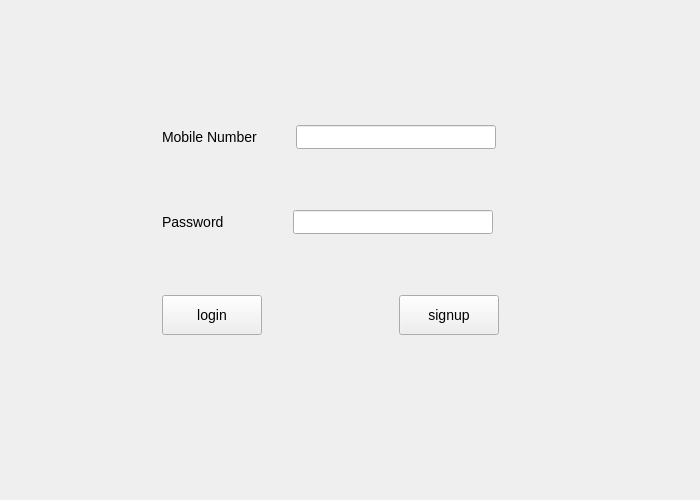
Old version of the form Chat-Application/login.ui in the repository verina101/Chat-Application.
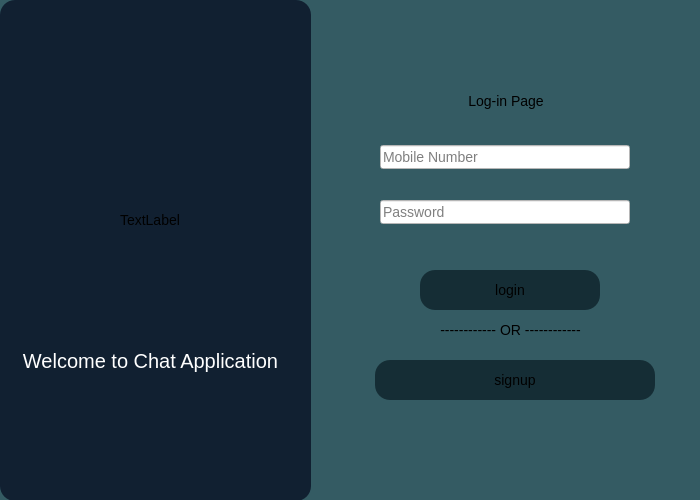
New version of the form.

Patch:
```diff
--- a/Chat-Application/login.ui
+++ b/Chat-Application/login.ui
@@ -31,67 +31,158 @@
     <number>0</number>
    </property>
    <widget class="QWidget" name="LoginPage">
-    <widget class="QWidget" name="layoutWidget">
+    <property name="styleSheet">
+     <string notr="true">background:rgb(52, 91, 99);
+</string>
+    </property>
+    <widget class="QFrame" name="frame">
      <property name="geometry">
       <rect>
-       <x>160</x>
-       <y>70</y>
-       <width>341</width>
-       <height>321</height>
+       <x>0</x>
+       <y>0</y>
+       <width>311</width>
+       <height>501</height>
+      </rect>
+     </property>
+     <property name="styleSheet">
+      <string notr="true">background:rgb(17, 32, 49);
+border-radius:15px;</string>
+     </property>
+     <property name="frameShape">
+      <enum>QFrame::StyledPanel</enum>
+     </property>
+     <property name="frameShadow">
+      <enum>QFrame::Raised</enum>
+     </property>
+     <widget class="QLabel" name="label_8">
+      <property name="geometry">
+       <rect>
+        <x>10</x>
+        <y>330</y>
+        <width>281</width>
+        <height>61</height>
+       </rect>
+      </property>
+      <property name="styleSheet">
+       <string notr="true">font :20px;
+color:white;</string>
+      </property>
+      <property name="text">
+       <string>Welcome to Chat Application</string>
+      </property>
+      <property name="alignment">
+       <set>Qt::AlignCenter</set>
+      </property>
+     </widget>
+     <widget class="QLabel" name="label_icon">
+      <property name="geometry">
+       <rect>
+        <x>80</x>
+        <y>150</y>
+        <width>140</width>
+        <height>140</height>
+       </rect>
+      </property>
+      <property name="text">
+       <string>TextLabel</string>
+      </property>
+      <property name="alignment">
+       <set>Qt::AlignCenter</set>
+      </property>
+     </widget>
+    </widget>
+    <widget class="QPushButton" name="pushButton_signup">
+     <property name="geometry">
+      <rect>
+       <x>375</x>
+       <y>360</y>
+       <width>280</width>
+       <height>40</height>
+      </rect>
+     </property>
+     <property name="minimumSize">
+      <size>
+       <width>100</width>
+       <height>40</height>
+      </size>
+     </property>
+     <property name="styleSheet">
+      <string notr="true">background:rgb(21, 45, 53);
+border-radius:15px;</string>
+     </property>
+     <property name="text">
+      <string>signup</string>
+     </property>
+    </widget>
+    <widget class="QLabel" name="label_9">
+     <property name="geometry">
+      <rect>
+       <x>400</x>
+       <y>320</y>
+       <width>221</width>
+       <height>20</height>
+      </rect>
+     </property>
+     <property name="text">
+      <string>------------ OR ------------</string>
+     </property>
+     <property name="alignment">
+      <set>Qt::AlignCenter</set>
+     </property>
+    </widget>
+    <widget class="QPushButton" name="pushButton_login">
+     <property name="geometry">
+      <rect>
+       <x>420</x>
+       <y>270</y>
+       <width>180</width>
+       <height>40</height>
+      </rect>
+     </property>
+     <property name="minimumSize">
+      <size>
+       <width>100</width>
+       <height>40</height>
+      </size>
+     </property>
+     <property name="maximumSize">
+      <size>
+       <width>180</width>
+       <height>16777215</height>
+      </size>
+     </property>
+     <property name="styleSheet">
+      <string notr="true">border-radius:15px;
+background:rgb(21, 45, 53);
+color:black;</string>
+     </property>
+     <property name="text">
+      <string>login</string>
+     </property>
+    </widget>
+    <widget class="QWidget" name="">
+     <property name="geometry">
+      <rect>
+       <x>380</x>
+       <y>120</y>
+       <width>251</width>
+       <height>131</height>
       </rect>
      </property>
      <layout class="QVBoxLayout" name="verticalLayout">
-      <property name="leftMargin">
-       <number>2</number>
-      </property>
-      <property name="rightMargin">
-       <number>2</number>
-      </property>
-      <item>
-       <layout class="QHBoxLayout" name="horizontalLayout">
-        <property name="rightMargin">
-         <number>3</number>
-        </property>
-        <item>
-         <widget class="QLabel" name="label_mobileNumber">
-          <property name="minimumSize">
-           <size>
-            <width>110</width>
-            <height>0</height>
-           </size>
-          </property>
-          <property name="text">
-           <string>Mobile Number</string>
-          </property>
-         </widget>
-        </item>
         <item>
          <widget class="QLineEdit" name="lineEdit_mobileno">
           <property name="maximumSize">
            <size>
-            <width>200</width>
+          <width>250</width>
             <height>16777215</height>
            </size>
           </property>
-         </widget>
-        </item>
-       </layout>
-      </item>
-      <item>
-       <layout class="QHBoxLayout" name="horizontalLayout_2">
-        <property name="rightMargin">
-         <number>6</number>
+        <property name="styleSheet">
+         <string notr="true">background:white;</string>
         </property>
-        <item>
-         <widget class="QLabel" name="label_password">
-          <property name="minimumSize">
-           <size>
-            <width>110</width>
-            <height>0</height>
-           </size>
-          </property>
-          <property name="text">
-           <string>Password</string>
+        <property name="placeholderText">
+         <string>Mobile Number</string>
           </property>
          </widget>
         </item>
@@ -99,32 +190,33 @@
          <widget class="QLineEdit" name="lineEdit_password">
           <property name="maximumSize">
            <size>
-            <width>200</width>
+          <width>250</width>
             <height>16777215</height>
            </size>
           </property>
+        <property name="styleSheet">
+         <string notr="true">background:white;</string>
+        </property>
           <property name="echoMode">
            <enum>QLineEdit::Password</enum>
           </property>
+        <property name="placeholderText">
+         <string>Password</string>
+        </property>
          </widget>
         </item>
        </layout>
-      </item>
-      <item>
-       <layout class="QHBoxLayout" name="horizontalLayout_3">
-        <item>
-         <widget class="QPushButton" name="pushButton_login">
-          <property name="minimumSize">
-           <size>
-            <width>100</width>
-            <height>40</height>
-           </size>
-          </property>
-          <property name="text">
-           <string>login</string>
-          </property>
-         </widget>
-        </item>
+    </widget>
+    <widget class="QWidget" name="">
+     <property name="geometry">
+      <rect>
+       <x>320</x>
+       <y>90</y>
+       <width>371</width>
+       <height>22</height>
+      </rect>
+     </property>
+     <layout class="QHBoxLayout" name="horizontalLayout">
         <item>
          <spacer name="horizontalSpacer">
           <property name="orientation">
@@ -132,26 +224,34 @@
           </property>
           <property name="sizeHint" stdset="0">
            <size>
-            <width>10</width>
-            <height>10</height>
+          <width>40</width>
+          <height>20</height>
            </size>
           </property>
          </spacer>
         </item>
         <item>
-         <widget class="QPushButton" name="pushButton_signup">
-          <property name="minimumSize">
-           <size>
-            <width>100</width>
-            <height>40</height>
-           </size>
-          </property>
+       <widget class="QLabel" name="label_10">
           <property name="text">
-           <string>signup</string>
+         <string>Log-in Page</string>
+        </property>
+        <property name="alignment">
+         <set>Qt::AlignCenter</set>
           </property>
          </widget>
         </item>
-       </layout>
+      <item>
+       <spacer name="horizontalSpacer_2">
+        <property name="orientation">
+         <enum>Qt::Horizontal</enum>
+        </property>
+        <property name="sizeHint" stdset="0">
+         <size>
+          <width>40</width>
+          <height>20</height>
+         </size>
+        </property>
+       </spacer>
       </item>
      </layout>
     </widget>
```
Lines whose indentation alone changed are shown as unchanged.
